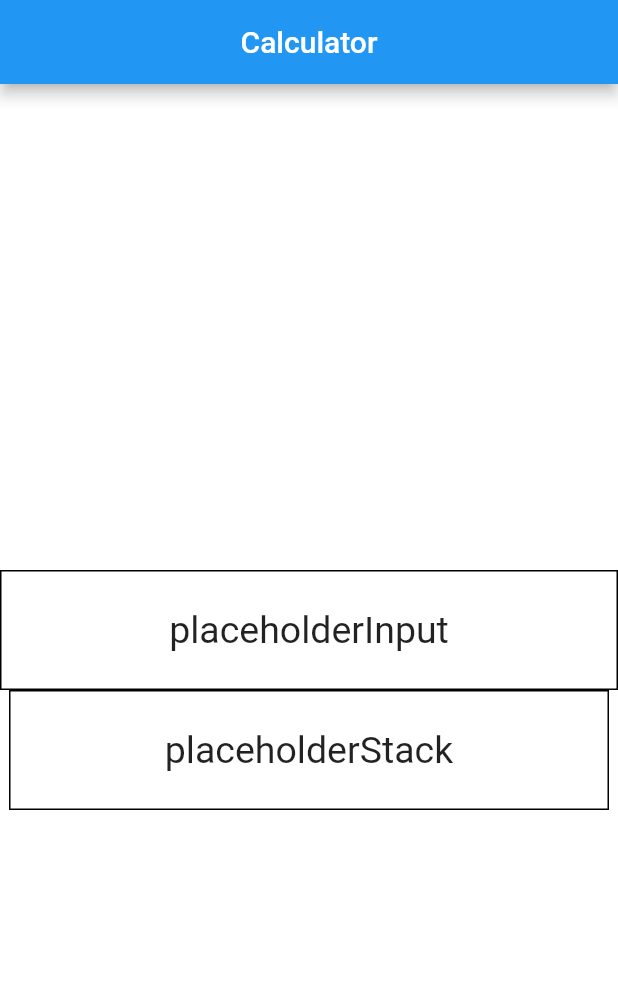
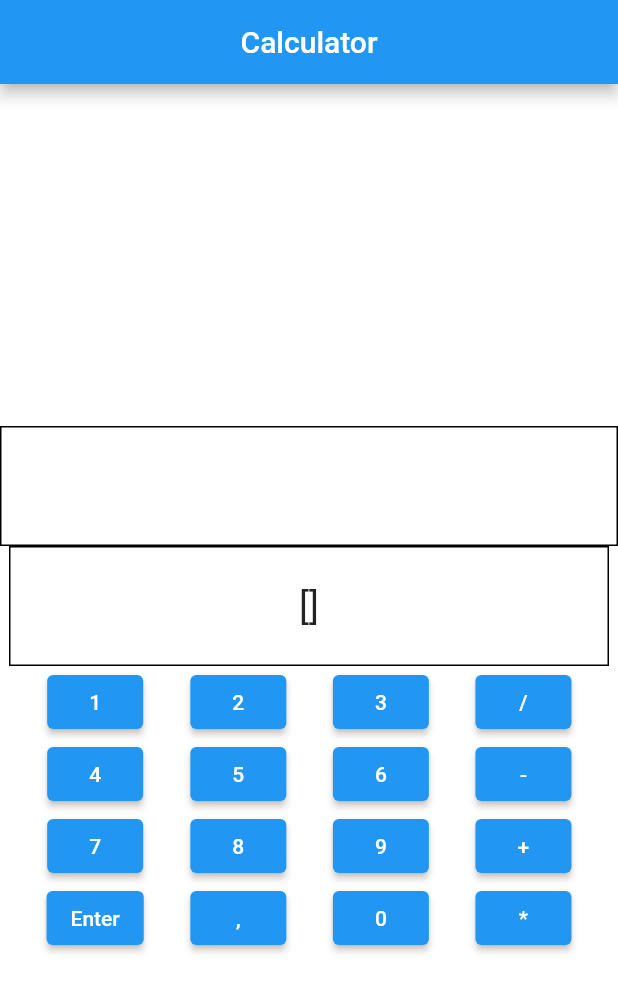
Before and after one commit to Nyyberg/CalculatorApp2, a Flutter app: the screen it shows after launch, on a phone screen of 412 x 824 dp. Shown: the top 992 px of the screen. Run offline on Flutter 3.47's test engine with Material 2 defaults, Android fonts, the phone set to English and light mode, and no system bars.

Commit message:
finished calculator

```diff
--- /dev/null
+++ b/lib/Commands.dart
@@ -0,0 +1,58 @@
+abstract class Command {
+  num execute();
+
+}
+
+class Addition implements Command{
+  final List<num> stack;
+
+  Addition(this.stack);
+
+  @override
+  num execute() {
+    num a = stack[stack.length -1];
+    num b = stack[stack.length -2];
+    return a + b;
+  }
+}
+
+class Subtraction implements Command {
+  final List<num> stack;
+
+  Subtraction(this.stack);
+
+
+  @override
+  num execute() {
+    num a = stack[stack.length -1];
+    num b = stack[stack.length -2];
+    return a - b;
+  }
+}
+
+class Multiplication implements Command{
+  final List<num> stack;
+
+  Multiplication(this.stack);
+
+  @override
+  num execute() {
+    num a = stack[stack.length -1];
+    num b = stack[stack.length -2];
+    return a * b;
+  }
+
+}
+
+class Division implements Command{
+  final List<num> stack;
+
+  Division(this.stack);
+
+  @override
+  num execute() {
+    num a = stack[stack.length -1];
+    num b = stack[stack.length -2];
+    return a / b;
+  }
+}
--- a/lib/main.dart
+++ b/lib/main.dart
@@ -1,4 +1,6 @@
+import 'package:calculatorapp2/Commands.dart';
 import 'package:flutter/material.dart';
+
 
 void main() {
   runApp(const MyApp());
@@ -22,6 +24,38 @@ class Calculator extends StatefulWidget {
 }
 
 class _CalculatorState extends State<Calculator> {
+
+  String Input = "";
+
+  List<num> Stack = [];
+
+  void _AddtoDisplay (String displayed){
+    Input += displayed;
+    setState(() {
+      Input;
+    });
+  }
+
+  void _AddtoStack (){
+    Stack.add(num.parse(Input));
+    Input = "";
+    setState(() {
+      Stack;
+      Input;
+    });
+  }
+
+  void _ExecuteCommands (Command command){
+    command.execute();
+    Stack.add(command.execute());
+    Stack.removeAt(Stack.length - 2);
+    Stack.removeAt(Stack.length - 2);
+    setState(() {
+      Stack;
+    });
+  }
+
+
   @override
   Widget build(BuildContext context) {
     return Scaffold(
@@ -52,7 +86,7 @@ class _CalculatorState extends State<Calculator> {
                           decoration: BoxDecoration(
                             border: Border.all(color: Colors.black)),
                           alignment: Alignment.center,
-                          child: Text("placeholderInput", style: TextStyle(fontSize: 25),
+                          child: Text(Input, style: TextStyle(fontSize: 25),
                           ),
                         ),
                       ),
@@ -64,14 +98,50 @@ class _CalculatorState extends State<Calculator> {
                           decoration: BoxDecoration(
                               border: Border.all(color: Colors.black)),
                           alignment: Alignment.center,
-                          child: Text("placeholderStack", style: TextStyle(fontSize: 25),
+                          child: Text(Stack.toString(), style: TextStyle(fontSize: 25),
                           ),
                         ),
                       ),
-
+                      Row(
+                        mainAxisAlignment: MainAxisAlignment.spaceEvenly,
+                        children: [
+                          Column(
+                            children: [
+                              ElevatedButton(onPressed: (){_AddtoDisplay("1");}, child: Text("1")),
+                              ElevatedButton(onPressed: (){_AddtoDisplay("4");}, child: Text("4")),
+                              ElevatedButton(onPressed: (){_AddtoDisplay("7");}, child: Text("7")),
+                              ElevatedButton(onPressed: (){_AddtoStack();}, child: Text("Enter")),
+                            ],
+                          ),
+                          Column(
+                            children: [
+                              ElevatedButton(onPressed: (){_AddtoDisplay("2");}, child: Text("2")),
+                              ElevatedButton(onPressed: (){_AddtoDisplay("5");}, child: Text("5")),
+                              ElevatedButton(onPressed: (){_AddtoDisplay("8");}, child: Text("8")),
+                              ElevatedButton(onPressed: (){_AddtoDisplay(".");}, child: Text(",")),
+                            ]
+                          ),
+                          Column(
+                            children: [
+                              ElevatedButton(onPressed: (){_AddtoDisplay("3");}, child: Text("3")),
+                              ElevatedButton(onPressed: (){_AddtoDisplay("6");}, child: Text("6")),
+                              ElevatedButton(onPressed: (){_AddtoDisplay("9");}, child: Text("9")),
+                              ElevatedButton(onPressed: (){_AddtoDisplay("0");}, child: Text("0")),
+                        ],
+                      ),
+                          Column(
+                            children: [
+                              ElevatedButton(onPressed: (){_ExecuteCommands(Division(Stack));}, child: Text("/")),
+                              ElevatedButton(onPressed: (){_ExecuteCommands(Subtraction(Stack));}, child: Text("-")),
+                              ElevatedButton(onPressed: (){_ExecuteCommands(Addition(Stack));}, child: Text("+")),
+                              ElevatedButton(onPressed: (){_ExecuteCommands(Multiplication(Stack));}, child: Text("*")),
+                         ],
+                       ),
+                      ],
+                      ),
                     ],
                   ),
-                ),
+                 ),
                 ),
               ],
             ),
```
